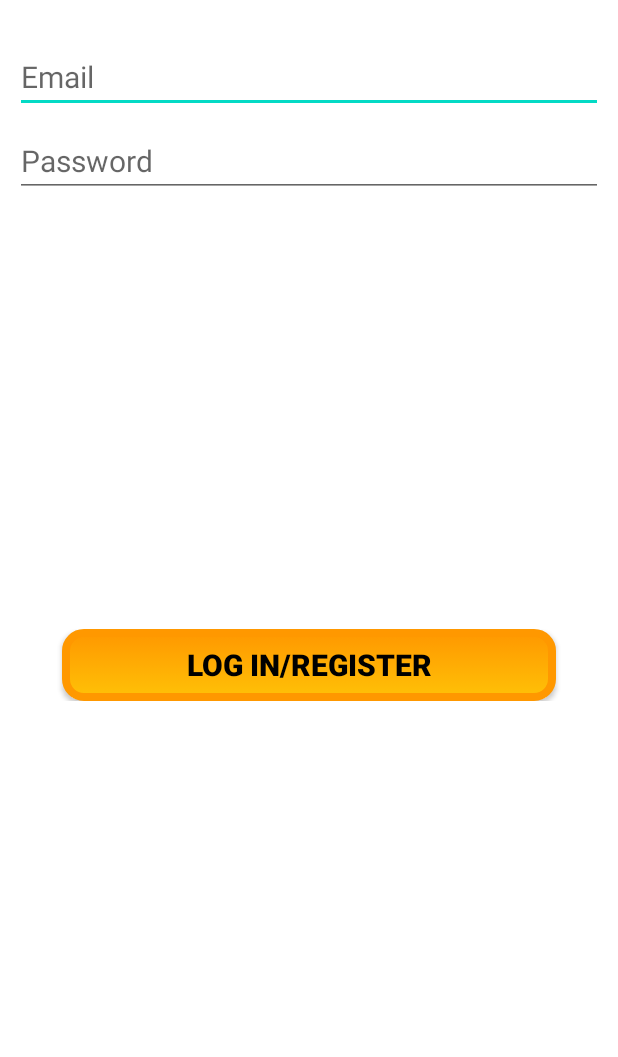
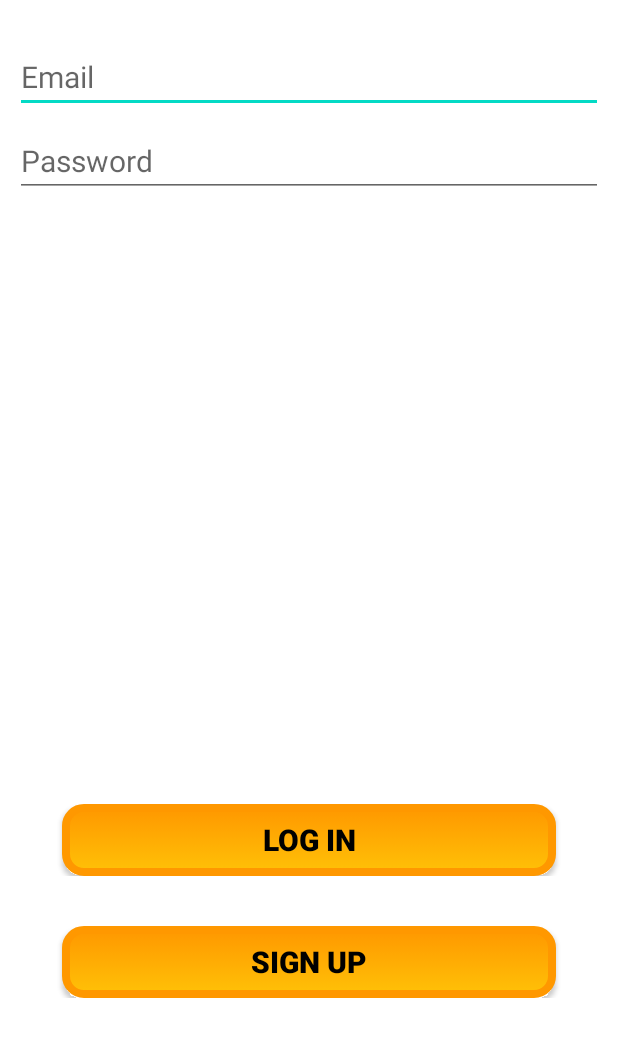
Before and after one commit to pmvs2022/labrabota11-gr13a-enjoyers, an Android app: the MainActivity screen opened directly, with no data from a screen before it, on a phone screen of 412 x 824 dp, the part 103-1160 px from its top. Run offline under Robolectric (Android 15) with nearby library versions, the light colour scheme and no system bars.

Commit message:
update main activity

```diff
--- a/app/src/main/java/com/example/cpptest/MainActivity.java
+++ b/app/src/main/java/com/example/cpptest/MainActivity.java
@@ -12,6 +12,7 @@ import android.os.Bundle;
 import android.view.View;
 import android.view.Window;
 import android.view.WindowManager;
+import android.widget.EditText;
 import android.widget.Toast;
 
 import com.example.cpptest.databinding.ActivityMainBinding;
@@ -21,9 +22,12 @@ public class MainActivity extends AppCompatActivity implements View.OnClickListe
     static {
         System.loadLibrary("cpptest");
     }
-
+    private EditText etUsername;
+    private EditText etPassword;
     private ActivityMainBinding binding;
     private Context context;
+    private String username;
+    private String password;
     @Override
     protected void onCreate(Bundle savedInstanceState) {
         setTheme(R.style.Theme_CppTest);
@@ -32,8 +36,10 @@ public class MainActivity extends AppCompatActivity implements View.OnClickListe
         binding = ActivityMainBinding.inflate(getLayoutInflater());
         context = getApplicationContext();
         ConstraintLayout root = binding.getRoot();
+        etUsername = (EditText) root.findViewById(R.id.username);
+        etPassword = (EditText) root.findViewById(R.id.password);
         setContentView(root);
-        setButtonSettings();
+        setButtonsSettings();
         Intent myIntent = new Intent(MainActivity.this, OptionsActivity.class);
         MainActivity.this.startActivity(myIntent);
     }
@@ -48,21 +54,40 @@ public class MainActivity extends AppCompatActivity implements View.OnClickListe
 
     @Override
     public void onClick(View view) {
-        switch (((View)view.getParent()).getId()){
-            case R.id.login_button:
-                Toast.makeText( context, "This is login" + "\n" + R.id.login_button,Toast.LENGTH_LONG).show();
-                boolean registerConfirmed = true;
-                if(registerConfirmed){
-                    Intent myIntent = new Intent(MainActivity.this, OptionsActivity.class);
-                    myIntent.putExtra("key", "bruh"); //Optional parameters
-                    MainActivity.this.startActivity(myIntent);
-                }
-                break;
+        try {
+            username = etUsername.getText().toString();
+            password = etPassword.getText().toString();
+
+            switch (((View) view.getParent()).getId()) {
+                case R.id.login_button:
+                    if (authorizeUser(0, username, password)) {
+                        Intent myIntent = new Intent(MainActivity.this, OptionsActivity.class);
+                        Toast.makeText(context, "Logged in successfully!", Toast.LENGTH_LONG).show();
+                        MainActivity.this.startActivity(myIntent);
+                    } else {
+                        Toast.makeText(context, "Wrong Credentials\nInvalid username or password", Toast.LENGTH_LONG).show();
+                    }
+                    break;
+                case R.id.signup_button:
+                    if (authorizeUser(1, username, password)) {
+                        Intent myIntent = new Intent(MainActivity.this, OptionsActivity.class);
+                        Toast.makeText(context, "Signed up successfully!", Toast.LENGTH_LONG).show();
+                        MainActivity.this.startActivity(myIntent);
+                    } else {
+                        Toast.makeText(context, "Wrong Credentials\nInvalid username (must match email format) or password (must contain at least 8 characters, at least one letter and one digit)", Toast.LENGTH_LONG).show();
+                    }
+                    break;
+            }
+        }
+        catch (Exception e) {
+            System.out.println(e.toString());
         }
     }
 
-    private void setButtonSettings() {
+    private void setButtonsSettings() {
         findViewById(R.id.login_button).findViewById(R.id.button).setOnClickListener(this);
-        ((AppCompatButton)findViewById(R.id.login_button).findViewById(R.id.button)).setText("Log in/Register");
+        findViewById(R.id.signup_button).findViewById(R.id.button).setOnClickListener(this);
+        ((AppCompatButton)findViewById(R.id.login_button).findViewById(R.id.button)).setText("Log in");
+        ((AppCompatButton)findViewById(R.id.signup_button).findViewById(R.id.button)).setText("Sign up");
     }
 }
--- a/app/src/main/res/layout/activity_main.xml
+++ b/app/src/main/res/layout/activity_main.xml
@@ -56,13 +56,28 @@
 
     <fragment
         android:id="@+id/login_button"
+        android:name="com.example.cpptest.ButtonFragment"
         android:layout_width="0dp"
         android:layout_height="wrap_content"
-        android:name="com.example.cpptest.ButtonFragment"
         app:layout_constraintBottom_toBottomOf="parent"
         app:layout_constraintEnd_toEndOf="parent"
+        app:layout_constraintHorizontal_bias="0.0"
         app:layout_constraintStart_toStartOf="parent"
         app:layout_constraintTop_toBottomOf="@+id/password"
-        tools:layout="@layout/button_fragment"/>
+        app:layout_constraintVertical_bias="0.703"
+        tools:layout="@layout/button_fragment" />
+
+    <fragment
+        android:id="@+id/signup_button"
+        android:name="com.example.cpptest.ButtonFragment"
+        android:layout_width="0dp"
+        android:layout_height="wrap_content"
+        app:layout_constraintBottom_toBottomOf="parent"
+        app:layout_constraintEnd_toEndOf="parent"
+        app:layout_constraintHorizontal_bias="0.0"
+        app:layout_constraintStart_toStartOf="parent"
+        app:layout_constraintTop_toBottomOf="@+id/password"
+        app:layout_constraintVertical_bias="0.844"
+        tools:layout="@layout/button_fragment" />
 
 </androidx.constraintlayout.widget.ConstraintLayout>
```
